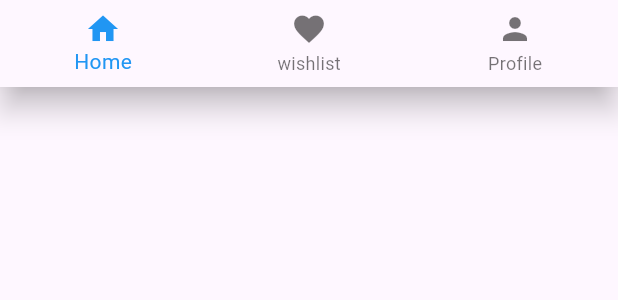
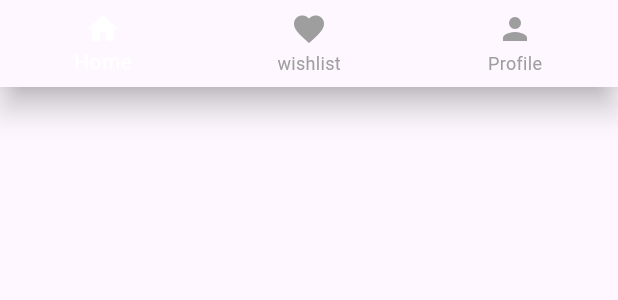
Before and after one commit to Sujal-neupane/tapto, a Flutter app: the BottomNav widget shown alone on an empty page, opened directly, on a phone screen of 412 x 824 dp. Shown: the top 300 px of the screen. Run offline on Flutter 3.47's test engine with Material 3 defaults, Android fonts, the phone set to English and light mode, and no system bars.

Commit message:
did some ui changes into the bottom navigation

```diff
--- a/lib/navigation/bottom_nav.dart
+++ b/lib/navigation/bottom_nav.dart
@@ -12,9 +12,11 @@ class BottomNav extends StatelessWidget {
         BottomNavigationBarItem(icon: Icon(Icons.person), label: 'Profile'),
       ],
       currentIndex: 0,
-      selectedItemColor: Colors.blue,
+      selectedItemColor: Colors.white,
+      fixedColor: Colors.blue,
+      unselectedItemColor: Colors.grey,
       onTap: (index) {
-        // Handle navigation logic here
+        // Handle navigation based on the tapped index
       },
     );
   }
```
